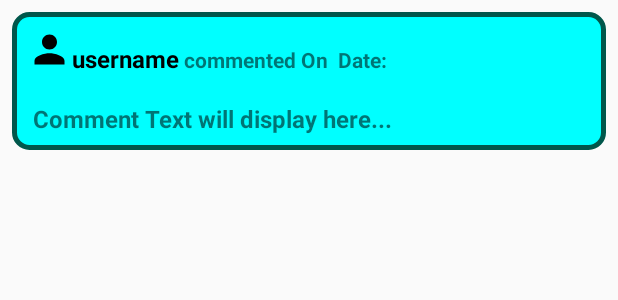
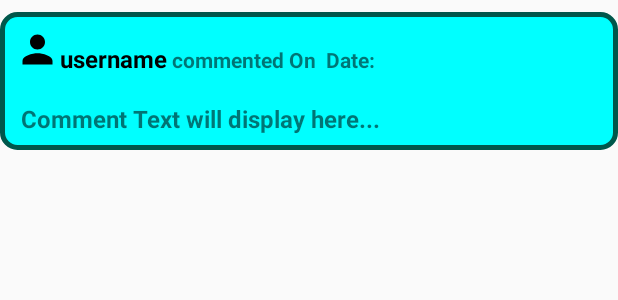
Before and after one commit to weianchan/GiveMeYourHand, an Android app: the layout comment_post.xml on its own in the app's theme, with its tools: preview values and no code run, on a phone screen of 412 x 824 dp. Shown: the top 300 px of the screen. Run offline under Robolectric (Android 15) with nearby library versions, the phone set to English and light mode, and no system bars.

Commit message:
Update UI

```diff
--- a/app/src/main/res/layout/comment_post.xml
+++ b/app/src/main/res/layout/comment_post.xml
@@ -7,7 +7,8 @@
         android:layout_width="match_parent"
         android:layout_height="wrap_content"
         android:orientation="vertical"
-        android:layout_margin="8dp"
+        android:layout_marginTop="8dp"
+        android:layout_marginBottom="8dp"
         android:background="@drawable/border">
 
         <LinearLayout
--- a/app/src/main/res/layout/fragment_list.xml
+++ b/app/src/main/res/layout/fragment_list.xml
@@ -7,7 +7,6 @@
     <android.support.v7.widget.RecyclerView
         android:layout_width = "match_parent"
         android:layout_height = "wrap_content"
-        android:layout_margin="20dp"
 
         android:id="@+id/listRecyclerView" />
 
--- a/app/src/main/res/layout/list_comment.xml
+++ b/app/src/main/res/layout/list_comment.xml
@@ -16,7 +16,6 @@
     <android.support.v7.widget.RecyclerView
         android:layout_width = "match_parent"
         android:layout_height = "wrap_content"
-        android:layout_margin="20dp"
         android:id="@+id/listComment" />
 
 </LinearLayout>
--- a/app/src/main/res/layout/list_detail.xml
+++ b/app/src/main/res/layout/list_detail.xml
@@ -4,8 +4,7 @@
     xmlns:app="http://schemas.android.com/apk/res-auto"
     android:orientation="vertical"
     android:layout_width="match_parent"
-    android:layout_height="wrap_content"
-    android:padding="10dp">
+    android:layout_height="wrap_content">
 
     <RelativeLayout
         android:layout_width="match_parent"
@@ -161,8 +160,7 @@
             android:layout_width="match_parent"
             android:layout_height="5dp"
             android:background="@color/black"
-            android:layout_marginTop="30dp"
-            android:layout_marginBottom="30dp"/>
+            android:layout_marginTop="30dp" />
 
 
 </LinearLayout>
```
